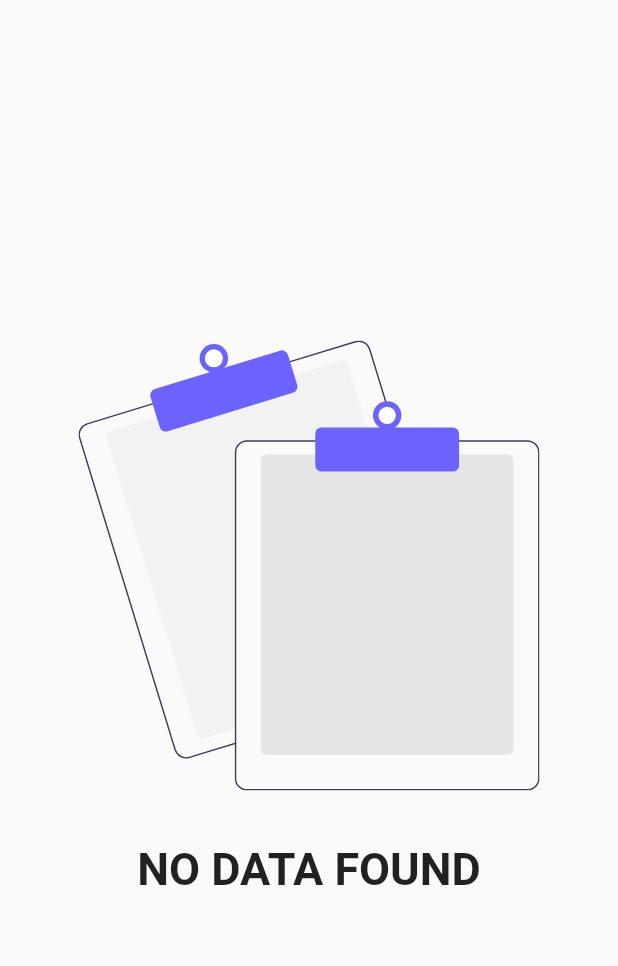
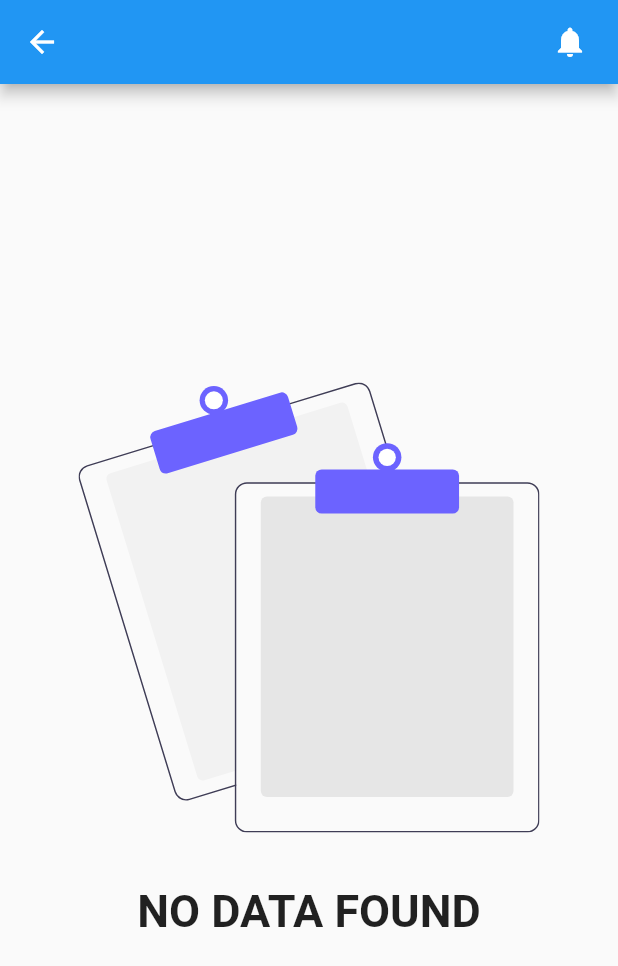
Before and after one commit to SaiSuvamPatnaik/Covid_Info, a Flutter app: the plasma screen opened directly, on a phone screen of 412 x 824 dp. Shown: the top 966 px of the screen. Run offline on Flutter 3.47's test engine with Material 2 defaults, Android fonts, the phone set to English and light mode, and no system bars; our stand-ins replace awesome_dialog, cached_network_image, csv, fancy_bottom_navigation, firebase_database, fl_chart and 5 more; missing offline and left inert: fab_circular_menu; accounts and stored records are empty; network calls fail.

```diff
--- a/lib/Screens/Contribution/Contribution Details/plasma.dart
+++ b/lib/Screens/Contribution/Contribution Details/plasma.dart
@@ -17,8 +17,21 @@ class _plasmaState extends State<plasma> {
       .child("Info about Plasma avlbl");
 
   @override
+  void initState() {
+    // TODO: implement initState
+    super.initState();
+  }
+
+  @override
   Widget build(BuildContext context) {
     return Scaffold(
+      appBar: AppBar(
+        actions: [
+          Container(
+              margin: EdgeInsets.fromLTRB(0,0,20,0),
+              child: Icon(Icons.notifications))
+        ],
+      ),
       body: StreamBuilder(
           stream: ref1.onValue,
           builder: (context, snap) {
```
Also changed, not shown: lib/Screens/Dashboard/Homepage.dart (+14 -12 lines).
